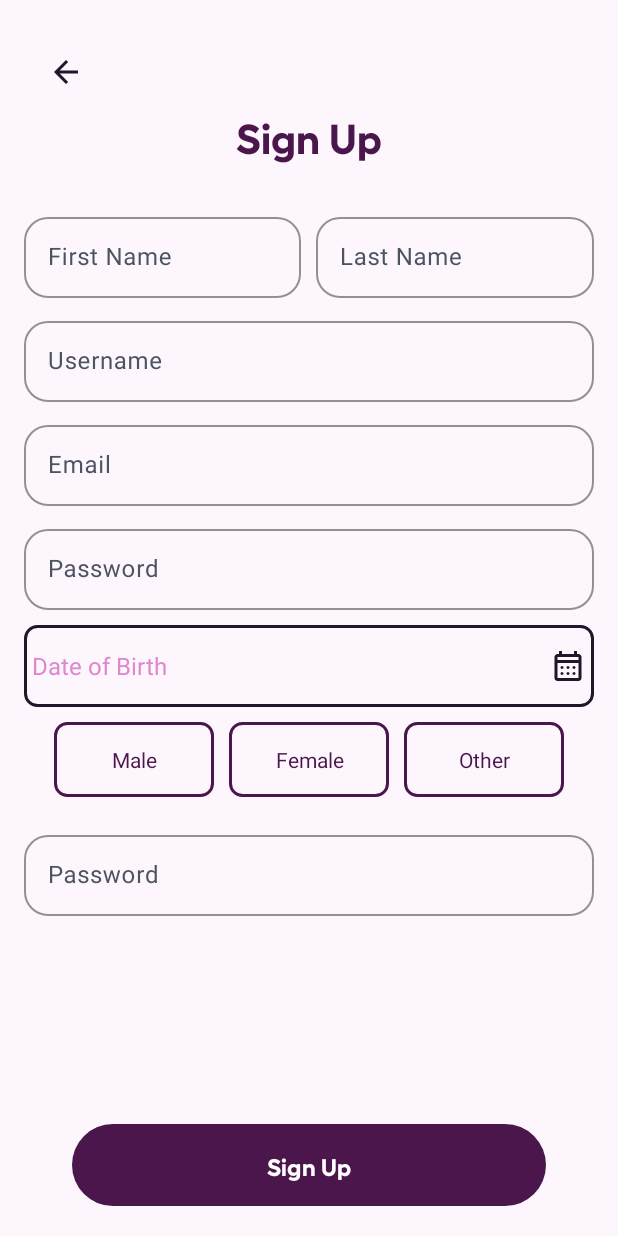
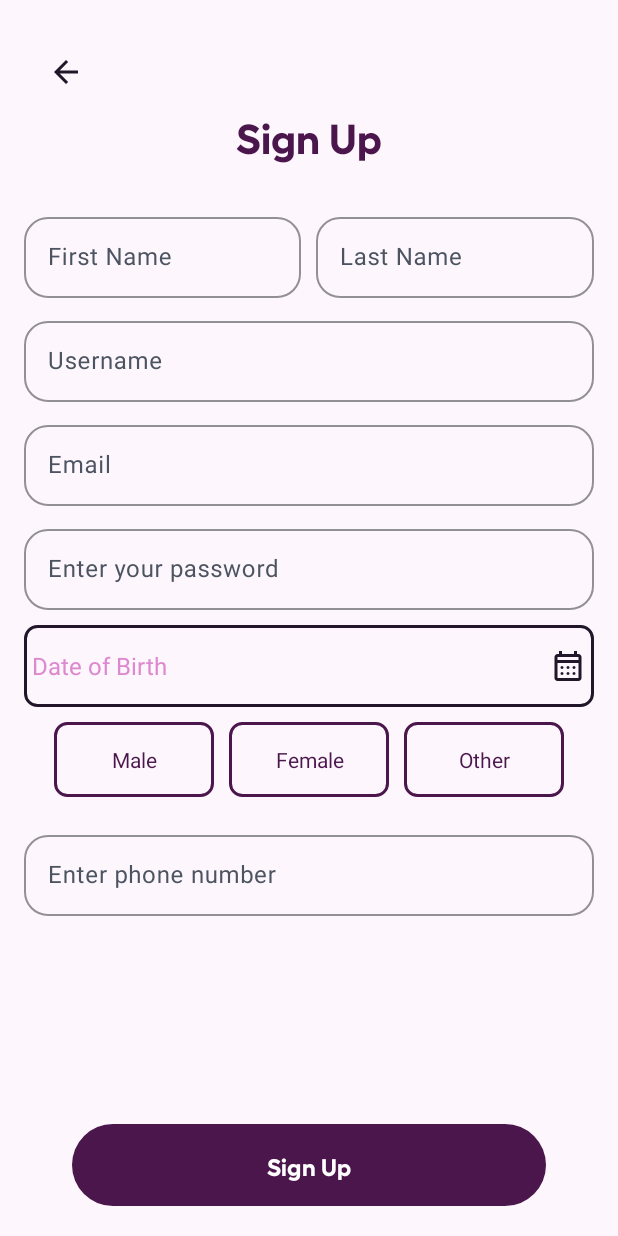
Before and after one commit to Kyle8Bits/Assignment3_RelationshipCounter, an Android app: the screen it shows after launch (WelcomeActivity), after a tap on "Sign Up", on a phone screen of 412 x 824 dp. Run offline under Robolectric (Android 15) with nearby library versions, the phone set to English and light mode, and no system bars; our stand-ins replace Firebase (no records; nobody signed in at launch, a user with empty details on screens opened directly).

Commit message:
fix error: friend list, auto login, sign up

```diff
--- a/app/src/main/java/com/example/assignment3_relationshipcounter/fragments/HomeFragment.java
+++ b/app/src/main/java/com/example/assignment3_relationshipcounter/fragments/HomeFragment.java
@@ -1,5 +1,6 @@
 package com.example.assignment3_relationshipcounter.fragments;
 
+import android.annotation.SuppressLint;
 import android.os.Bundle;
 import android.view.LayoutInflater;
 import android.view.View;
@@ -66,24 +67,24 @@ public class HomeFragment extends Fragment {
         return view;
     }
 
-    @Override
-    public void onResume() {
-        super.onResume();
-
-        // Log the selected tab position
-        int selectedTabPosition = tabLayout.getSelectedTabPosition();
-        Log.d("HomeFragment", "Selected Tab Position: " + selectedTabPosition);
-
-        // Force adapter reset and refresh data
-        if (selectedTabPosition == 0) {
-            tabRecyclerView.setAdapter(myFriendsAdapter);
-            fetchMyFriends();
-            Log.d("HomeFragment", "Selected Tab Position: " + selectedTabPosition);
-        } else {
-            tabRecyclerView.setAdapter(requestAdapter);
-            fetchFriendRequests();
-        }
-    }
+//    @Override
+//    public void onResume() {
+//        super.onResume();
+//
+//        // Log the selected tab position
+//        int selectedTabPosition = tabLayout.getSelectedTabPosition();
+//        Log.d("HomeFragment", "Selected Tab Position: " + selectedTabPosition);
+//
+//        // Force adapter reset and refresh data
+//        if (selectedTabPosition == 0) {
+//            tabRecyclerView.setAdapter(myFriendsAdapter);
+//            fetchMyFriends();
+//            Log.d("HomeFragment", "Selected Tab Position: " + selectedTabPosition);
+//        } else {
+//            tabRecyclerView.setAdapter(requestAdapter);
+//            fetchFriendRequests();
+//        }
+//    }
 
 
     private void navigateToSearchFriendFragment() {
@@ -111,15 +112,18 @@ public class HomeFragment extends Fragment {
         // Initialize adapters
         myFriendsAdapter = new FriendList(requireContext(), myFriendsList);
         requestAdapter = new FriendList(requireContext(), requestList);
+        fetchFriendRequests();
 
         // Set RecyclerView properties
         tabRecyclerView.setLayoutManager(new LinearLayoutManager(requireContext()));
 
+        // Set default tab
+        tabLayout.selectTab(tabLayout.getTabAt(0));
+
         // Fetch Data for My Friends Tab
+        tabRecyclerView.setAdapter(myFriendsAdapter);
         fetchMyFriends();
 
-//        // Fetch Data for Explore Tab
-//        fetchFriendRequests();
 
         // Add Tab Selection Logic
         tabLayout.addOnTabSelectedListener(new TabLayout.OnTabSelectedListener() {
@@ -128,11 +132,11 @@ public class HomeFragment extends Fragment {
                 if (tab.getPosition() == 0) {
                     // Switch to My Friends Tab
                     tabRecyclerView.setAdapter(myFriendsAdapter);
-                    fetchMyFriends(); // Ensure the data is fetched every time the tab is selected
+                    fetchMyFriends();
                 } else if (tab.getPosition() == 1) {
                     // Switch to Explore Tab
                     tabRecyclerView.setAdapter(requestAdapter);
-                    fetchFriendRequests(); // Ensure the data is fetched every time the tab is selected
+                    fetchFriendRequests();
                 }
             }
 
@@ -170,6 +174,7 @@ public class HomeFragment extends Fragment {
                 }
 
                 dataUtils.getAll("users", User.class, new DataUtils.FetchCallback<List<User>>() {
+                    @SuppressLint("NotifyDataSetChanged")
                     @Override
                     public void onSuccess(List<User> allUsers) {
                         myFriendsList.clear(); // Clear old data
@@ -186,6 +191,7 @@ public class HomeFragment extends Fragment {
                         Log.d("FetchMyFriends", "Total Friends: " + myFriendsList.size());
 
                         myFriendsAdapter.updateList(myFriendsList); // Update the adapter
+                        myFriendsAdapter.notifyDataSetChanged();
                     }
 
                     @Override
--- a/app/src/main/java/com/example/assignment3_relationshipcounter/fragments/LoginFragment.java
+++ b/app/src/main/java/com/example/assignment3_relationshipcounter/fragments/LoginFragment.java
@@ -58,7 +58,6 @@ public class LoginFragment extends Fragment {
             if (email.isEmpty() || password.isEmpty()) {
                 errorDisplay.setText("Please enter all fields");
             }
-            Toast.makeText(requireActivity(), "Reach login", Toast.LENGTH_SHORT).show();
             auth.login(email, password, new Authentication.LoginCallback() {
 
                 @Override
@@ -69,7 +68,6 @@ public class LoginFragment extends Fragment {
                     dataUtils.getById("users", user.getUid(), User.class, new DataUtils.FetchCallback<User>() {
                         @Override
                         public void onSuccess(User data) {
-                            Toast.makeText(requireActivity(), "Reach data", Toast.LENGTH_SHORT).show();
                             // Navigate to Home
                             ProgressManager.dismissProgress();
                             Intent intent = new Intent(requireActivity(), HomeActivity.class);
--- a/app/src/main/java/com/example/assignment3_relationshipcounter/main_screen/SplashActivity.java
+++ b/app/src/main/java/com/example/assignment3_relationshipcounter/main_screen/SplashActivity.java
@@ -18,7 +18,7 @@ public class SplashActivity extends AppCompatActivity {
         EdgeToEdge.enable(this);
         setContentView(R.layout.activity_splash);
 
-       //TODO: Finish this function : Click on a notification, direct to the chat room of the user who sent the notification
+        //TODO: Finish this function : Click on a notification, direct to the chat room of the user who sent the notification
         if(getIntent().getExtras() != null){
             //from notification
             String userId = getIntent().getExtras().getString("userId");
--- a/app/src/main/java/com/example/assignment3_relationshipcounter/main_screen/WelcomeActivity.java
+++ b/app/src/main/java/com/example/assignment3_relationshipcounter/main_screen/WelcomeActivity.java
@@ -22,9 +22,12 @@ import com.example.assignment3_relationshipcounter.service.firestore.Authenticat
 import com.example.assignment3_relationshipcounter.service.firestore.DataUtils;
 import com.example.assignment3_relationshipcounter.service.location.Location;
 import com.example.assignment3_relationshipcounter.service.models.User;
+import com.google.firebase.auth.FirebaseAuth;
 import com.google.firebase.auth.FirebaseUser;
 
 public class WelcomeActivity extends AppCompatActivity {
+
+
 
     // Check if the user is current signed in
     @Override
@@ -32,16 +35,18 @@ public class WelcomeActivity extends AppCompatActivity {
         super.onStart();
         DataUtils dataUtils = new DataUtils();
         Authentication auth = new Authentication();
-        FirebaseUser user = auth.getFUser();
+        FirebaseAuth mAuth = FirebaseAuth.getInstance();
+        FirebaseUser user = mAuth.getCurrentUser();
         if (user != null) {
             user.reload();
-            // Get the user's role
-            dataUtils.getById("user", user.getUid(), User.class, new DataUtils.FetchCallback<User>() {
+            // Get the user information
+            dataUtils.getById("users", user.getUid(), User.class, new DataUtils.FetchCallback<User>() {
                 @Override
                 public void onSuccess(User user) {
                     Intent intent = new Intent(WelcomeActivity.this, HomeActivity.class);
                     intent.putExtra("currentUser", user);
                     startActivity(intent);
+                    finish();
 
                 }
 
@@ -63,6 +68,7 @@ public class WelcomeActivity extends AppCompatActivity {
             v.setPadding(systemBars.left, systemBars.top, systemBars.right, systemBars.bottom);
             return insets;
         });
+        Intent intent = getIntent();
         FragmentContainerView authContainer = findViewById(R.id.auth_container);
         Button toLoginBtn = findViewById(R.id.button_to_login);
         toLoginBtn.setOnClickListener(v -> {
--- a/app/src/main/res/layout/fragment_sign_up.xml
+++ b/app/src/main/res/layout/fragment_sign_up.xml
@@ -51,39 +51,40 @@
                 android:layout_height="wrap_content"
                 android:layout_marginTop="30dp"
                 android:orientation="horizontal">
+
                 <com.google.android.material.textfield.TextInputLayout
+                    style="@style/Widget.Assignment3_RelationshipCounter.TextInputLayout"
                     android:layout_width="0dp"
-                    android:layout_weight="1"
                     android:layout_height="wrap_content"
                     android:layout_marginRight="10dp"
+                    android:layout_weight="1"
                     android:hint="First Name"
+                    app:boxStrokeColor="@color/secondary1"
                     app:boxStrokeWidth="1.5dp"
-                    app:boxStrokeColor="@color/secondary1"
-                    app:cursorColor="@color/secondary1"
-                    style="@style/Widget.Assignment3_RelationshipCounter.TextInputLayout">
+                    app:cursorColor="@color/secondary1">
 
                     <com.google.android.material.textfield.TextInputEditText
                         android:id="@+id/e_first_name"
+                        style="@style/Widget.Assignment3_RelationshipCounter.TextInputEditText"
                         android:layout_width="match_parent"
-                        android:layout_height="wrap_content"
-                        style="@style/Widget.Assignment3_RelationshipCounter.TextInputEditText" />
+                        android:layout_height="wrap_content" />
                 </com.google.android.material.textfield.TextInputLayout>
 
                 <com.google.android.material.textfield.TextInputLayout
+                    style="@style/Widget.Assignment3_RelationshipCounter.TextInputLayout"
                     android:layout_width="0dp"
+                    android:layout_height="wrap_content"
                     android:layout_weight="1"
-                    android:layout_height="wrap_content"
                     android:hint="Last Name"
+                    app:boxStrokeColor="@color/secondary1"
                     app:boxStrokeWidth="1.5dp"
-                    app:boxStrokeColor="@color/secondary1"
-                    app:cursorColor="@color/secondary1"
-                    style="@style/Widget.Assignment3_RelationshipCounter.TextInputLayout">
+                    app:cursorColor="@color/secondary1">
 
                     <com.google.android.material.textfield.TextInputEditText
                         android:id="@+id/e_last_name"
+                        style="@style/Widget.Assignment3_RelationshipCounter.TextInputEditText"
                         android:layout_width="match_parent"
-                        android:layout_height="wrap_content"
-                        style="@style/Widget.Assignment3_RelationshipCounter.TextInputEditText" />
+                        android:layout_height="wrap_content" />
                 </com.google.android.material.textfield.TextInputLayout>
 
 
@@ -91,58 +92,58 @@
 
             <!-- Username -->
             <com.google.android.material.textfield.TextInputLayout
+                style="@style/Widget.Assignment3_RelationshipCounter.TextInputLayout"
                 android:layout_width="match_parent"
                 android:layout_height="wrap_content"
                 android:layout_marginTop="10dp"
                 android:hint="Username"
+                app:boxStrokeColor="@color/secondary1"
                 app:boxStrokeWidth="1.5dp"
-                app:boxStrokeColor="@color/secondary1"
-                app:cursorColor="@color/secondary1"
-                style="@style/Widget.Assignment3_RelationshipCounter.TextInputLayout">
+                app:cursorColor="@color/secondary1">
 
                 <com.google.android.material.textfield.TextInputEditText
                     android:id="@+id/e_username"
+                    style="@style/Widget.Assignment3_RelationshipCounter.TextInputEditText"
                     android:layout_width="match_parent"
-                    android:layout_height="wrap_content"
-                    style="@style/Widget.Assignment3_RelationshipCounter.TextInputEditText" />
+                    android:layout_height="wrap_content" />
             </com.google.android.material.textfield.TextInputLayout>
 
             <!-- Email -->
             <com.google.android.material.textfield.TextInputLayout
+                style="@style/Widget.Assignment3_RelationshipCounter.TextInputLayout"
                 android:layout_width="match_parent"
                 android:layout_height="wrap_content"
                 android:layout_marginTop="10dp"
                 android:hint="Email"
+                app:boxStrokeColor="@color/secondary1"
                 app:boxStrokeWidth="1.5dp"
-                app:boxStrokeColor="@color/secondary1"
-                app:cursorColor="@color/secondary1"
-                style="@style/Widget.Assignment3_RelationshipCounter.TextInputLayout">
+                app:cursorColor="@color/secondary1">
 
                 <com.google.android.material.textfield.TextInputEditText
                     android:id="@+id/e_email"
+                    style="@style/Widget.Assignment3_RelationshipCounter.TextInputEditText"
                     android:layout_width="match_parent"
                     android:layout_height="wrap_content"
-                    android:inputType="textEmailAddress"
-                    style="@style/Widget.Assignment3_RelationshipCounter.TextInputEditText" />
+                    android:inputType="textEmailAddress" />
             </com.google.android.material.textfield.TextInputLayout>
 
             <!-- Password -->
             <com.google.android.material.textfield.TextInputLayout
+                style="@style/Widget.Assignment3_RelationshipCounter.TextInputLayout"
                 android:layout_width="match_parent"
                 android:layout_height="wrap_content"
                 android:layout_marginTop="10dp"
-                android:hint="Password"
+                android:hint="@string/prompt_password"
+                app:boxStrokeColor="@color/secondary1"
                 app:boxStrokeWidth="1.5dp"
-                app:boxStrokeColor="@color/secondary1"
-                app:cursorColor="@color/secondary1"
-                style="@style/Widget.Assignment3_RelationshipCounter.TextInputLayout">
+                app:cursorColor="@color/secondary1">
 
                 <com.google.android.material.textfield.TextInputEditText
                     android:id="@+id/e_password"
+                    style="@style/Widget.Assignment3_RelationshipCounter.TextInputEditText"
                     android:layout_width="match_parent"
                     android:layout_height="wrap_content"
-                    android:inputType="textPassword"
-                    style="@style/Widget.Assignment3_RelationshipCounter.TextInputEditText" />
+                    android:inputType="textPassword" />
             </com.google.android.material.textfield.TextInputLayout>
 
             <!--      Date Picker      -->
@@ -181,7 +182,7 @@
                     android:focusable="true"
                     android:gravity="center"
                     android:padding="15dp"
-                    android:text="Male"
+                    android:text="@string/male"
                     android:textColor="@drawable/text_box_selector" />
 
                 <TextView
@@ -189,14 +190,15 @@
                     android:layout_width="0dp"
                     android:layout_height="wrap_content"
                     android:layout_columnWeight="1"
+                    android:layout_marginEnd="10dp"
                     android:background="@drawable/bg_box_selector"
                     android:clickable="true"
                     android:focusable="true"
                     android:gravity="center"
                     android:padding="15dp"
-                    android:layout_marginEnd="10dp"
-                    android:text="Female"
+                    android:text="@string/female"
                     android:textColor="@drawable/text_box_selector" />
+
                 <TextView
                     android:id="@+id/other"
                     android:layout_width="0dp"
@@ -207,40 +209,44 @@
                     android:focusable="true"
                     android:gravity="center"
                     android:padding="15dp"
-                    android:text="Other"
+                    android:text="@string/other"
                     android:textColor="@drawable/text_box_selector" />
             </GridLayout>
 
             <!--    Phone Number        -->
             <com.google.android.material.textfield.TextInputLayout
+                style="@style/Widget.Assignment3_RelationshipCounter.TextInputLayout"
                 android:layout_width="match_parent"
                 android:layout_height="wrap_content"
                 android:layout_marginTop="10dp"
-                android:hint="Password"
+                android:hint="@string/prompt_phone"
+                app:boxStrokeColor="@color/secondary1"
                 app:boxStrokeWidth="1.5dp"
-                app:boxStrokeColor="@color/secondary1"
-                app:cursorColor="@color/secondary1"
-                style="@style/Widget.Assignment3_RelationshipCounter.TextInputLayout">
+                app:cursorColor="@color/secondary1">
 
-                <com.google.android.material.textfield.TextInputEditText
-                    android:id="@+id/e_phone_number"
-                    android:layout_width="match_parent"
-                    android:layout_height="wrap_content"
-                    style="@style/Widget.Assignment3_RelationshipCounter.TextInputEditText" />
+            <com.google.android.material.textfield.TextInputEditText
+                android:id="@+id/e_phone_number"
+                style="@style/Widget.Assignment3_RelationshipCounter.TextInputEditText"
+                android:layout_width="match_parent"
+                android:layout_height="wrap_content"
+                android:inputType="phone" />
             </com.google.android.material.textfield.TextInputLayout>
+
+
 
             <TextView
                 android:id="@+id/error_message"
                 android:layout_width="wrap_content"
                 android:layout_height="wrap_content"
-                android:textSize="14sp"
+                android:layout_marginTop="10dp"
                 android:textColor="@color/secondary1"
-                android:layout_marginTop="10dp" />
+                android:textSize="14sp" />
         </LinearLayout>
     </ScrollView>
 
     <Button
         android:id="@+id/action_signup"
+        style="@style/Widget.Assignment3_RelationshipCounter.Button.Primary"
         android:layout_width="316dp"
         android:layout_height="wrap_content"
         android:layout_alignParentBottom="true"
@@ -248,7 +254,6 @@
         android:fontFamily="@font/hellix_bold"
         android:text="@string/signup"
         android:textAllCaps="false"
-        android:textColor="@color/white"
-        style="@style/Widget.Assignment3_RelationshipCounter.Button.Primary" />
+        android:textColor="@color/white" />
 
 </RelativeLayout>
--- a/app/src/main/res/values/strings.xml
+++ b/app/src/main/res/values/strings.xml
@@ -7,8 +7,11 @@
     <string name="prompt_email">Enter your email</string>
     <string name="prompt_password">Enter your password</string>
     <string name="loading">Loading</string>
-    <!-- TODO: Remove or change this placeholder text -->
-    <string name="hello_blank_fragment">Hello blank fragment</string>
+    <string name="prompt_phone">Enter phone number</string>
     <string name="date_of_birth">Date of Birth</string>
+
     <string name="title_activity_location">LocationActivity</string>
+    <string name="female">Female</string>
+    <string name="other">Other</string>
+    <string name="male">Male</string>
 </resources>
--- a/build.gradle.kts
+++ b/build.gradle.kts
@@ -1,7 +1,7 @@
 // Top-level build file where you can add configuration options common to all sub-projects/modules.
 plugins {
     alias(libs.plugins.android.application) apply false
-    alias(libs.plugins.google.gms.google.services) apply false
+    id("com.google.gms.google-services") version "4.4.2" apply false
     alias(libs.plugins.google.android.libraries.mapsplatform.secrets.gradle.plugin) apply false
 
 }
```
Also changed, not shown: app/src/main/java/com/example/assignment3_relationshipcounter/service/firestore/Authentication.java (+0 -7 lines).
